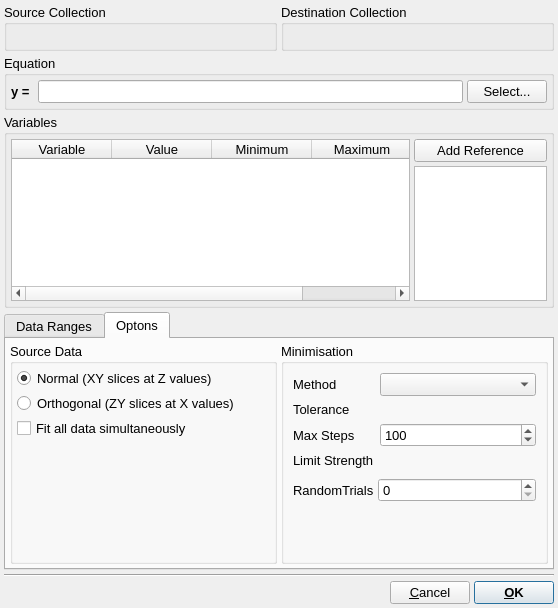
The window that src/gui/editfitkernel.ui (trisyoungs/uchroma) describes before a commit, drawn with Qt 5.
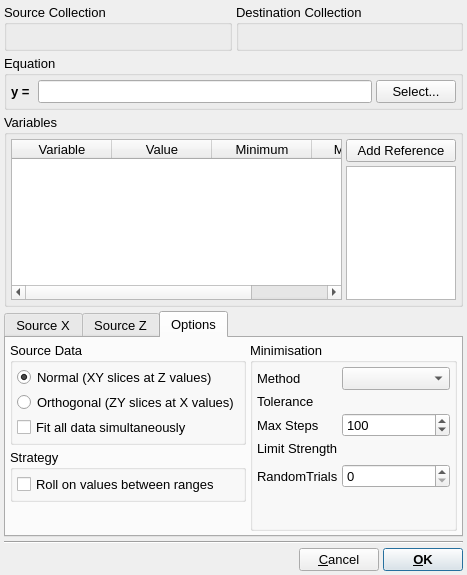
The same window after the commit. The open tabs and pages were chosen to show the change. Icons and pictures are not drawn. Custom widgets are drawn as their Qt base class.

What changed in the file:
```diff
--- a/src/gui/editfitkernel.ui
+++ b/src/gui/editfitkernel.ui
@@ -9,8 +9,8 @@
    <rect>
     <x>0</x>
     <y>0</y>
-    <width>530</width>
-    <height>608</height>
+    <width>467</width>
+    <height>575</height>
    </rect>
   </property>
   <property name="font">
@@ -279,21 +279,9 @@
      </property>
      <widget class="QWidget" name="DataRangesTab">
       <attribute name="title">
-       <string>Data Ranges</string>
-      </attribute>
-      <layout class="QHBoxLayout" name="horizontalLayout_4">
-       <property name="spacing">
-        <number>4</number>
-       </property>
-       <property name="margin">
-        <number>4</number>
-       </property>
-       <item>
-        <widget class="QGroupBox" name="XGroup">
-         <property name="title">
           <string>Source X</string>
-         </property>
-         <layout class="QVBoxLayout" name="verticalLayout_2">
+      </attribute>
+      <layout class="QHBoxLayout" name="horizontalLayout_4">
           <property name="spacing">
            <number>4</number>
           </property>
@@ -556,13 +544,11 @@
           </item>
          </layout>
         </widget>
-       </item>
-       <item>
-        <widget class="QGroupBox" name="ZGroup">
-         <property name="title">
+     <widget class="QWidget" name="SourceZTab">
+      <attribute name="title">
           <string>Source Z</string>
-         </property>
-         <layout class="QVBoxLayout" name="verticalLayout_3">
+      </attribute>
+      <layout class="QHBoxLayout" name="horizontalLayout">
           <property name="spacing">
            <number>4</number>
           </property>
@@ -803,31 +789,28 @@
           </item>
          </layout>
         </widget>
-       </item>
-      </layout>
-     </widget>
      <widget class="QWidget" name="OptionsTab">
       <attribute name="title">
-       <string>Optons</string>
+       <string>Options</string>
       </attribute>
-      <layout class="QVBoxLayout" name="verticalLayout_5">
-       <property name="spacing">
-        <number>4</number>
-       </property>
-       <property name="margin">
-        <number>4</number>
-       </property>
-       <item>
         <layout class="QHBoxLayout" name="horizontalLayout_5">
          <property name="spacing">
           <number>4</number>
          </property>
+       <property name="margin">
+        <number>4</number>
+       </property>
+       <item>
+        <layout class="QVBoxLayout" name="verticalLayout_3">
+         <property name="spacing">
+          <number>4</number>
+         </property>
          <item>
           <widget class="QGroupBox" name="SourceDataGroup">
            <property name="title">
             <string>Source Data</string>
            </property>
-           <layout class="QVBoxLayout" name="verticalLayout">
+           <layout class="QVBoxLayout" name="verticalLayout_2">
             <property name="spacing">
              <number>4</number>
             </property>
@@ -835,8 +818,6 @@
              <number>4</number>
             </property>
             <item>
-             <layout class="QGridLayout" name="gridLayout">
-              <item row="0" column="0">
                <widget class="QRadioButton" name="DataNormalFitRadio">
                 <property name="sizePolicy">
                  <sizepolicy hsizetype="Expanding" vsizetype="Fixed">
@@ -852,7 +833,7 @@
                 </property>
                </widget>
               </item>
-              <item row="1" column="0">
+            <item>
                <widget class="QRadioButton" name="DataOrthogonalFitRadio">
                 <property name="enabled">
                  <bool>true</bool>
@@ -868,7 +849,7 @@
                 </property>
                </widget>
               </item>
-              <item row="2" column="0">
+            <item>
                <widget class="QCheckBox" name="DataGlobalFitCheck">
                 <property name="toolTip">
                  <string>If enabled, all data in the source slices are fit simultaneously, giving best fit of the equation over all slices</string>
@@ -879,6 +860,29 @@
                </widget>
               </item>
              </layout>
+          </widget>
+         </item>
+         <item>
+          <widget class="QGroupBox" name="StrategyGroup">
+           <property name="title">
+            <string>Strategy</string>
+           </property>
+           <layout class="QVBoxLayout" name="verticalLayout">
+            <property name="spacing">
+             <number>4</number>
+            </property>
+            <property name="margin">
+             <number>4</number>
+            </property>
+            <item>
+             <widget class="QCheckBox" name="RollOnValuesCheck">
+              <property name="text">
+               <string>Roll on values between ranges</string>
+              </property>
+             </widget>
+            </item>
+           </layout>
+          </widget>
             </item>
             <item>
              <spacer name="verticalSpacer_3">
@@ -894,7 +898,6 @@
              </spacer>
             </item>
            </layout>
-          </widget>
          </item>
          <item>
           <widget class="QGroupBox" name="MinimisationGroup">
@@ -902,6 +905,12 @@
             <string>Minimisation</string>
            </property>
            <layout class="QVBoxLayout" name="verticalLayout_4">
+          <property name="spacing">
+           <number>4</number>
+          </property>
+          <property name="margin">
+           <number>4</number>
+          </property>
             <item>
              <layout class="QGridLayout" name="gridLayout_2">
               <item row="1" column="0">
@@ -1055,8 +1064,6 @@
             </item>
            </layout>
           </widget>
-         </item>
-        </layout>
        </item>
       </layout>
      </widget>
```
Left out of the diff: 2 changed lines with no effect on the pictures. Lines whose indentation alone changed are shown as unchanged.
